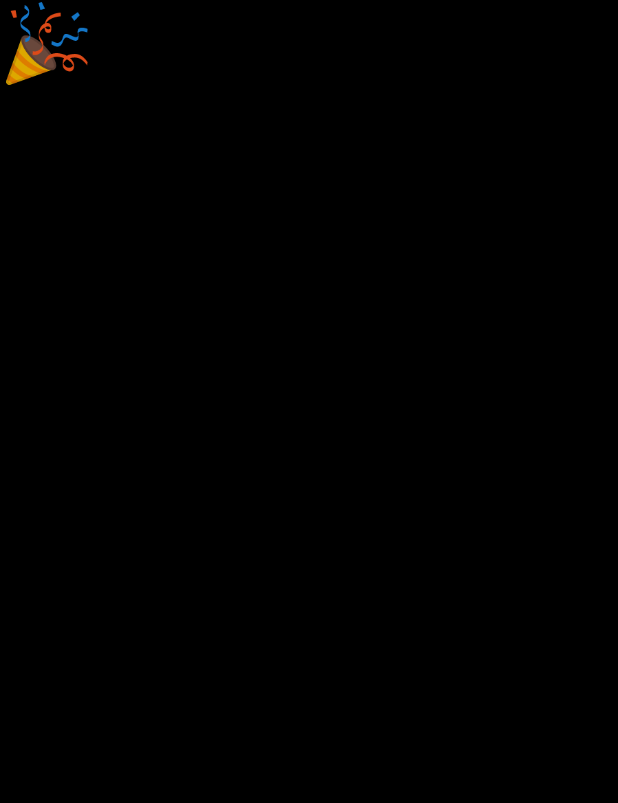
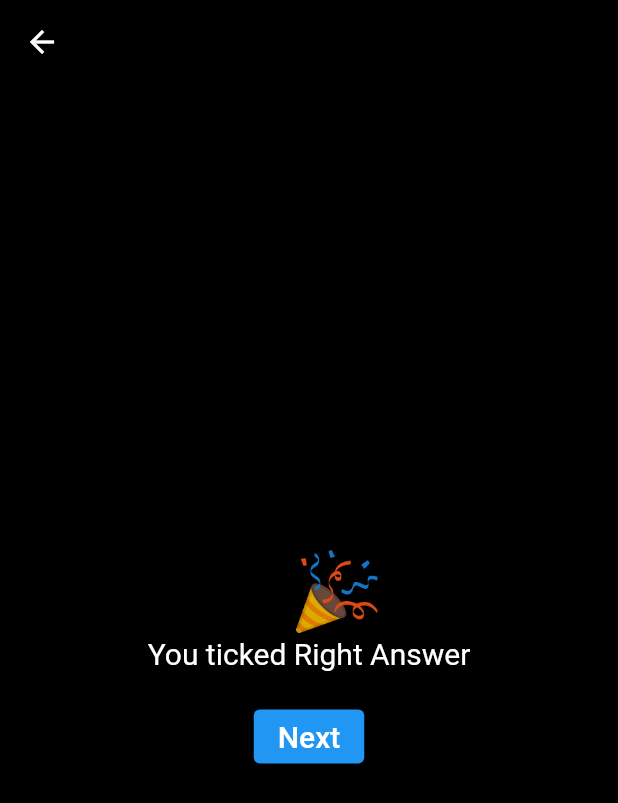
Before and after one commit to Jenil666/kbc, a Flutter app: the Wan screen opened by its route, on a phone screen of 412 x 824 dp. Shown: the top 803 px of the screen. Run offline on Flutter 3.47's test engine with Material 2 defaults, Android fonts, the light colour scheme and no system bars.

Commit message:
11-1-2023 6:55

```diff
--- a/lib/Wan.dart
+++ b/lib/Wan.dart
@@ -13,12 +13,39 @@ class _WanState extends State<Wan> {
   Widget build(BuildContext context) {
     return SafeArea(
         child: Scaffold(
-          backgroundColor: Colors.black,
-          body: Column(
-            children: [
-              Text("🎉",style: TextStyle(fontSize: 50),)
-            ],
+      backgroundColor: Colors.black,
+      appBar: AppBar(
+        backgroundColor: Colors.black,
+      ),
+      body: Column(
+        mainAxisAlignment: MainAxisAlignment.center,
+        children: [
+          Center(
+              child: Text(
+            "   🎉",
+            style: TextStyle(fontSize: 50),
+          )),
+          Center(
+            child: Text(
+              "You ticked Right Answer",
+              style: TextStyle(color: Colors.white, fontSize: 20),
+            ),
           ),
-        ));
+          SizedBox(
+            height: 20,
+          ),
+          Center(
+              child: ElevatedButton(
+                  onPressed: () {
+                    Navigator.pop(context);
+                  },
+                  style: ElevatedButton.styleFrom(backgroundColor: Colors.blue),
+                  child: Text(
+                    "Next",
+                    style: TextStyle(color: Colors.white, fontSize: 20),
+                  )))
+        ],
+      ),
+    ));
   }
 }
--- a/lib/main.dart
+++ b/lib/main.dart
@@ -1,4 +1,3 @@
-import 'dart:js';
 
 import 'package:flutter/cupertino.dart';
 import 'package:flutter/material.dart';
```
Also changed, not shown: lib/Homescreen.dart (+73 -34 lines), lib/loose.dart (+11 -0 lines).
